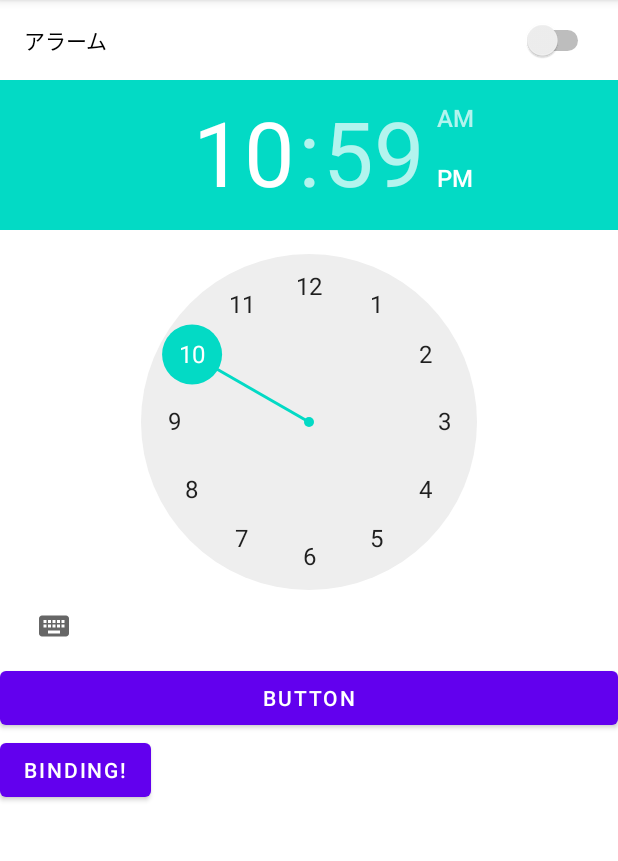
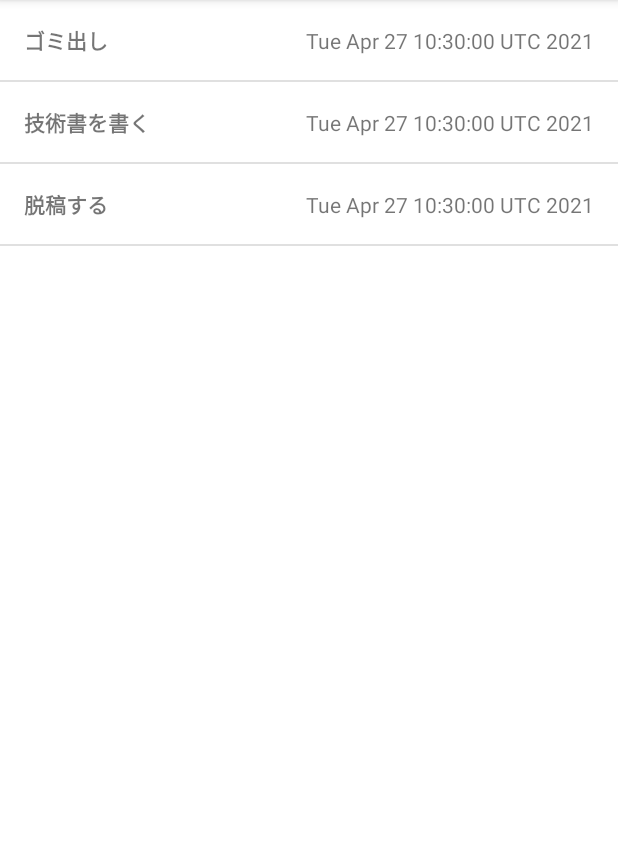
Before and after one commit to pisuma/DataBindingSample, an Android app: the screen it shows after launch (MainActivity), on a phone screen of 412 x 824 dp, the part 84-945 px from its top. Run offline under Robolectric (Android 15) with nearby library versions, the phone set to English and light mode, and no system bars; our stand-ins replace data binding.

Commit message:
ListViewでDataBindingを実装

```diff
--- /dev/null
+++ b/app/src/main/java/com/example/databindingsample/Converter.kt
@@ -0,0 +1,8 @@
+package com.example.databindingsample
+
+object Converter {
+    fun echo(value: String):
+            String {
+        return "$value $value"
+    }
+}
--- /dev/null
+++ b/app/src/main/java/com/example/databindingsample/ListItem.kt
@@ -0,0 +1,5 @@
+package com.example.databindingsample
+
+import java.util.*
+
+data class ListItem (val text: String, val due: Date)
--- a/app/src/main/java/com/example/databindingsample/MainActivity.kt
+++ b/app/src/main/java/com/example/databindingsample/MainActivity.kt
@@ -1,5 +1,6 @@
 package com.example.databindingsample
 
+import android.graphics.Insets.add
 import androidx.appcompat.app.AppCompatActivity
 import android.os.Bundle
 import android.widget.TextView
@@ -7,6 +8,7 @@ import android.widget.Toast
 import androidx.databinding.DataBindingUtil
 import com.example.databindingsample.databinding.ActivityMainBinding
 import kotlinx.android.synthetic.main.activity_main.*
+import java.util.*
 
 
 class MainActivity : AppCompatActivity() {
@@ -14,7 +16,12 @@ class MainActivity : AppCompatActivity() {
         super.onCreate(savedInstanceState)
         val binding: ActivityMainBinding = DataBindingUtil.setContentView(this, R.layout.activity_main)
 
+        val adapter = MainListAdapter(this).apply {
+            add(ListItem("ゴミ出し", Date()))
+            add(ListItem("技術書を書く", Date()))
+            add(ListItem("脱稿する", Date()))
+        }
+
+        binding.listView.adapter = adapter
     }
-
-
 }
--- /dev/null
+++ b/app/src/main/java/com/example/databindingsample/MainListAdapter.kt
@@ -0,0 +1,25 @@
+package com.example.databindingsample
+
+import android.content.Context
+import android.text.Layout
+import android.view.LayoutInflater
+import android.view.View
+import android.view.ViewGroup
+import android.widget.ArrayAdapter
+import androidx.databinding.DataBindingUtil
+import com.example.databindingsample.databinding.ListExampleBinding
+
+class MainListAdapter(context: Context): ArrayAdapter<ListItem> (context,0) {
+    override fun getView(position: Int, convertView: View?, parent: ViewGroup): View {
+        val binding: ListExampleBinding
+        if(convertView == null) {
+            binding = DataBindingUtil.inflate(LayoutInflater.from(context), R.layout.list_example, parent, false)
+            binding.root.tag = binding
+        } else {
+            binding = convertView.tag as ListExampleBinding
+        }
+
+        binding.item = getItem(position)
+        return binding.root
+    }
+}
--- a/app/src/main/res/layout/activity_main.xml
+++ b/app/src/main/res/layout/activity_main.xml
@@ -4,52 +4,12 @@
 
     <data>
         <import type="android.view.View"/>
-        <variable
-            name="enableAlarm"
-            type="boolean" />
+        <import type="com.example.databindingsample.Converter"/>
     </data>
 
-    <androidx.appcompat.widget.LinearLayoutCompat
-        android:layout_width="match_parent"
-        android:layout_height="match_parent"
-        android:orientation="vertical"
-        tools:context=".MainActivity">
+        <ListView
+            android:id="@+id/list_view"
+            android:layout_width="match_parent"
+            android:layout_height="match_parent" />
 
-        <Switch
-            android:id="@+id/switch1"
-            android:layout_width="match_parent"
-            android:layout_height="wrap_content"
-            android:checked="@={enableAlarm}"
-            android:padding="16dp"
-            android:text="アラーム" />
-
-        <TimePicker
-            android:id="@+id/time_picker"
-            android:layout_width="wrap_content"
-            android:layout_height="wrap_content"
-            android:visibility="@{enableAlarm ? View.VISIBLE : View.GONE}"
-            />
-
-
-
-<!--        <EditText-->
-<!--            android:layout_width="match_parent"-->
-<!--            android:layout_height="wrap_content"-->
-<!--            android:inputType="text"-->
-<!--            android:text="@={inputText}" />-->
-
-        <Button
-            android:id="@+id/button_confirm"
-            android:layout_width="match_parent"
-            android:layout_height="wrap_content"
-            android:text="Button" />
-
-        <Button
-            android:id="@+id/sample_button"
-            android:layout_width="wrap_content"
-            android:layout_height="wrap_content"
-            android:text="Binding!" />
-
-
-    </androidx.appcompat.widget.LinearLayoutCompat>
 </layout>
--- /dev/null
+++ b/app/src/main/res/layout/list_example.xml
@@ -0,0 +1,29 @@
+<?xml version="1.0" encoding="utf-8"?>
+<layout xmlns:android="http://schemas.android.com/apk/res/android">
+
+    <data>
+        <variable
+            name="item"
+            type="com.example.databindingsample.ListItem" />
+    </data>
+
+    <LinearLayout
+        android:layout_width="match_parent"
+        android:layout_height="wrap_content"
+        android:padding="16dp">
+
+        <TextView
+            android:id="@+id/textView"
+            android:layout_width="0dp"
+            android:layout_height="wrap_content"
+            android:layout_weight="1"
+            android:text="@{item.text}"
+            android:textStyle="bold"/>
+
+        <TextView
+            android:id="@+id/textView2"
+            android:layout_width="wrap_content"
+            android:layout_height="wrap_content"
+            android:text="@{item.due.toString()}" />
+    </LinearLayout>
+</layout>
```
